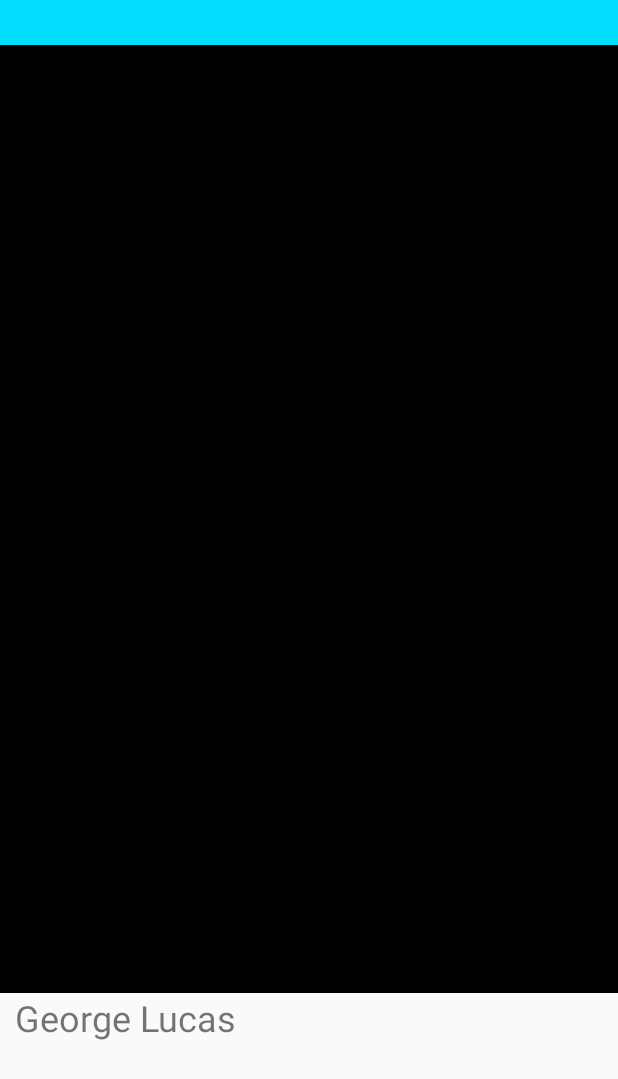
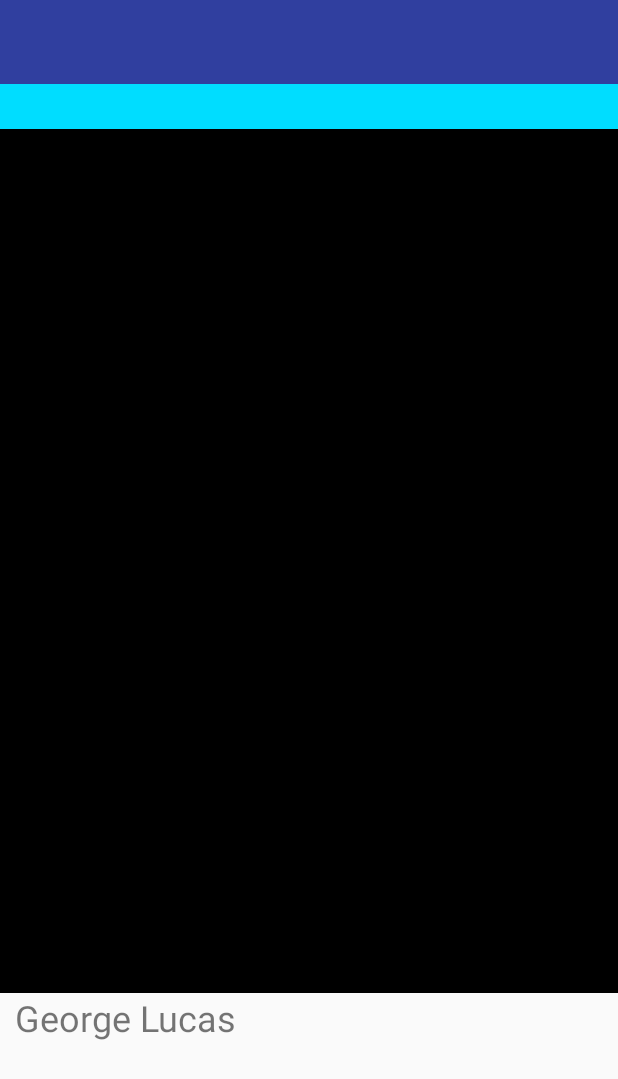
Before and after one commit to KurtPrice/FitFriend, an Android app: the layout activity_match.xml on its own in the app's theme, with its tools: preview values and no code run, on a phone screen of 412 x 824 dp. Shown: the top 1079 px of the screen. Run offline under Robolectric (Android 15) with nearby library versions, the phone set to English and light mode, and no system bars.

Commit message:
Attempted to add nav bar to activities and failed

```diff
--- a/app/src/main/java/com/bignybble/fitfriend/MatchActivity.java
+++ b/app/src/main/java/com/bignybble/fitfriend/MatchActivity.java
@@ -14,7 +14,7 @@ import android.widget.Toast;
 
 import java.io.InputStream;
 
-public class MatchActivity extends AppCompatActivity implements View.OnClickListener{
+public class MatchActivity extends NavigationDrawerActivity implements View.OnClickListener{
 
     private ImageView iconImageView;
     private ImageView profileImageView;
--- a/app/src/main/res/layout/activity_match.xml
+++ b/app/src/main/res/layout/activity_match.xml
@@ -1,4 +1,22 @@
 <?xml version="1.0" encoding="utf-8"?>
+<android.support.v4.widget.DrawerLayout xmlns:android="http://schemas.android.com/apk/res/android"
+    xmlns:app="http://schemas.android.com/apk/res-auto"
+    xmlns:tools="http://schemas.android.com/tools"
+    android:id="@+id/drawer_layout"
+    android:layout_width="match_parent"
+    android:layout_height="match_parent"
+    android:fitsSystemWindows="true"
+    tools:openDrawer="start">
+
+    <android.support.design.widget.NavigationView
+        android:id="@+id/nav_view"
+        android:layout_width="wrap_content"
+        android:layout_height="match_parent"
+        android:layout_gravity="start"
+        android:fitsSystemWindows="true"
+        app:headerLayout="@layout/nav_header_navigation_drawer"
+        app:menu="@menu/activity_navigation_drawer_drawer" />
+
     <RelativeLayout xmlns:android="http://schemas.android.com/apk/res/android"
         xmlns:app="http://schemas.android.com/apk/res-auto"
         xmlns:tools="http://schemas.android.com/tools"
@@ -73,3 +91,5 @@
             app:srcCompat="@android:color/holo_blue_bright" />
 
     </RelativeLayout>
+
+</android.support.v4.widget.DrawerLayout>
```
Also changed, not shown: 115 other files. Lines whose indentation alone changed are shown as unchanged.
